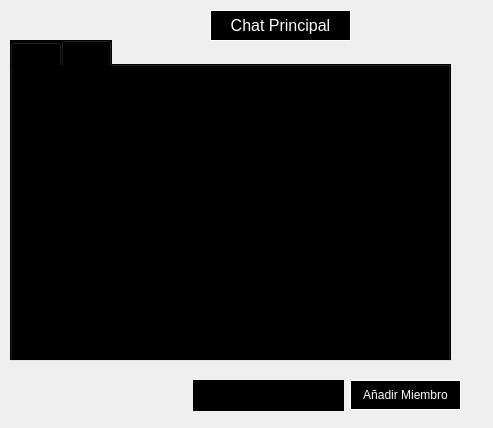
Old version of the form Interface/MainChat.ui in the repository edgardanielgd/Audio-Transmission.
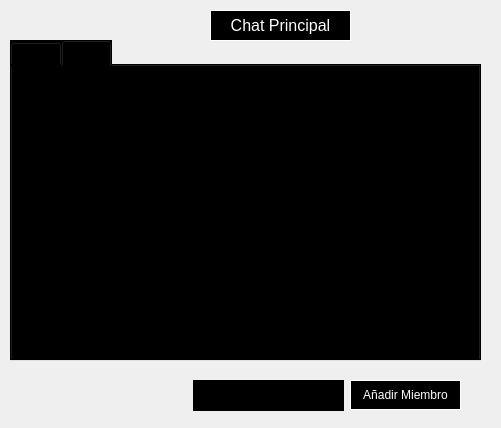
New version of the form. The open tabs and pages were chosen to show the change. Icons and pictures are not drawn.

The edit to the form file:
```diff
--- a/Interface/MainChat.ui
+++ b/Interface/MainChat.ui
@@ -6,7 +6,7 @@
    <rect>
     <x>0</x>
     <y>0</y>
-    <width>493</width>
+    <width>501</width>
     <height>428</height>
    </rect>
   </property>
@@ -465,7 +465,7 @@
     <rect>
      <x>10</x>
      <y>40</y>
-     <width>441</width>
+     <width>471</width>
      <height>321</height>
     </rect>
    </property>
@@ -564,7 +564,7 @@
          <rect>
           <x>0</x>
           <y>0</y>
-          <width>421</width>
+          <width>451</width>
           <height>284</height>
          </rect>
         </property>
```
Left out of the diff: 2 changed lines with no effect on the pictures.
